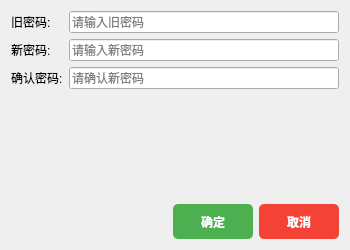
The window that renwu/changepassworddialog.ui (csdadd/BiSheWslTest_ws-src) describes before a commit, drawn with Qt 5.
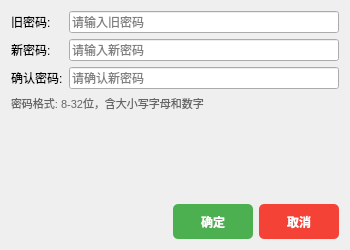
The same window after the commit.

The edit to the form file:
```diff
--- a/renwu/changepassworddialog.ui
+++ b/renwu/changepassworddialog.ui
@@ -72,6 +72,16 @@
      </item>
     </layout>
    </item>
+   <item>
+    <widget class="QLabel" name="passwordHintLabel">
+     <property name="styleSheet">
+      <string>color: #666; font-size: 11px;</string>
+     </property>
+     <property name="text">
+      <string>密码格式: 8-32位，含大小写字母和数字</string>
+     </property>
+    </widget>
+   </item>
    <item>
     <spacer name="verticalSpacer">
      <property name="orientation">
```
Left out of the diff: 30 changed lines with no effect on the pictures.
